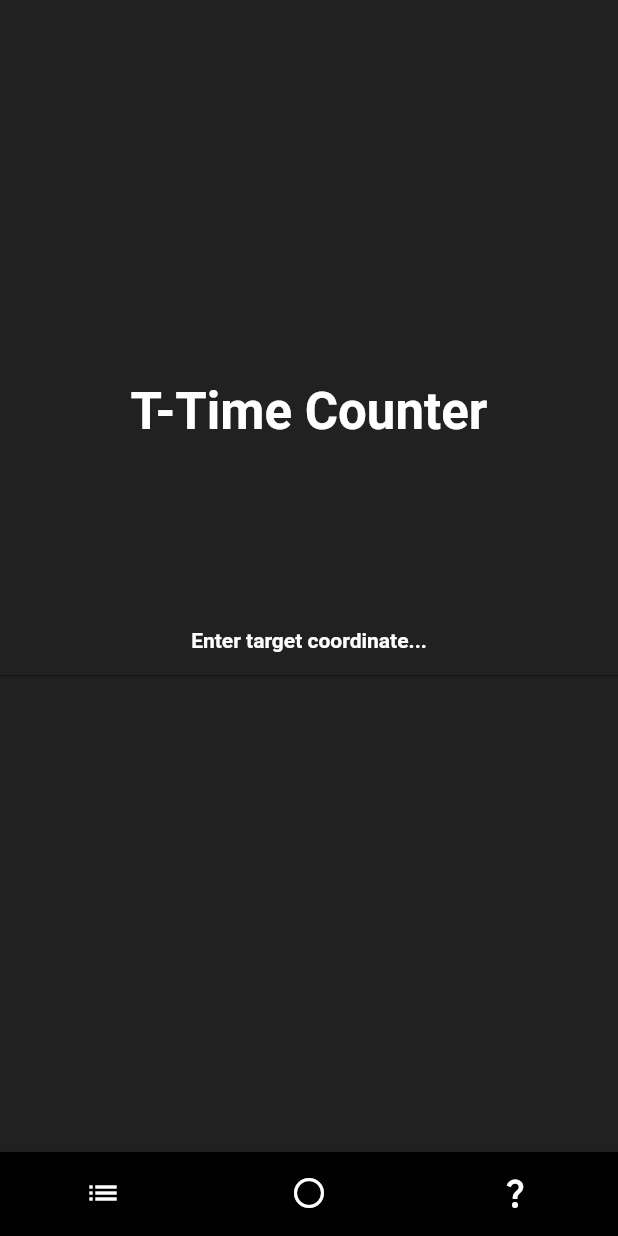
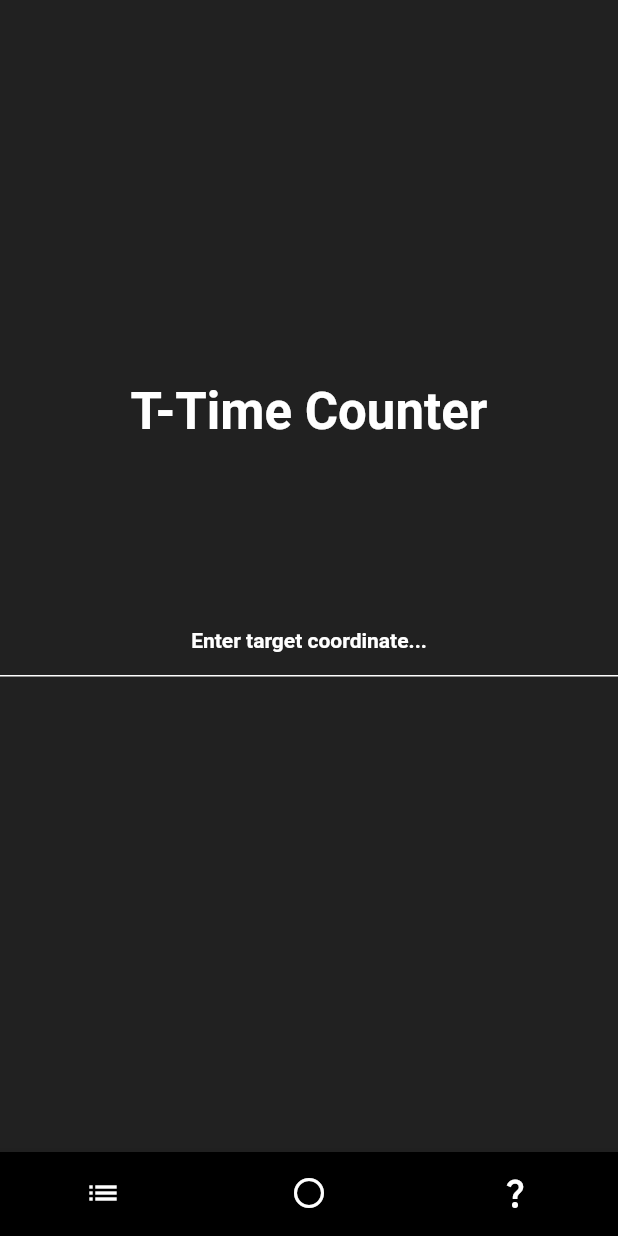
Before and after one commit to 8dgkim/time, a Flutter app: the screen it shows after launch, item 3 of the bottom bar chosen, on a phone screen of 412 x 824 dp. Run offline on Flutter 3.47's test engine with Material 2 defaults, Android fonts, the phone set to English and light mode, and no system bars; Roboto replaces fonts that are missing (Times New Roman).

Commit message:
added defaultStyle

```diff
--- a/lib/main.dart
+++ b/lib/main.dart
@@ -1,6 +1,7 @@
 import 'package:flutter/material.dart';
 import 'dart:async';
 import 'package:intl/intl.dart';
+// import 'package:flutter_secure_storage/flutter_secure_storage.dart';
 
 void main() {
   runApp(const MyApp());
@@ -29,19 +30,11 @@ class Home extends StatefulWidget {
 class HomeState extends State<Home> {
   int _selectedIndex = 1;
 
-  static const TextStyle optionStyle =
-    TextStyle(
-      fontSize: 34,
-      fontWeight: FontWeight.bold,
-      fontFamily: 'Times New Roman',
-      color: Colors.white,
-    );
-
   static final List<Widget> _widgetOptions = <Widget>[
     Container(
       color: Colors.black87,
       alignment: Alignment.center,
-      child: const Text('Priority', style: optionStyle),
+      child: const Text('Priority', style: defaultStyle),
     ),
     Container (
       color: Colors.black,
@@ -51,11 +44,10 @@ class HomeState extends State<Home> {
     Container(
       color: Colors.black87,
       alignment: Alignment.center,
-      // child: const Text('Future', style: optionStyle),
       child: Column(
         mainAxisAlignment: MainAxisAlignment.center,
         children: const <Widget>[
-          Text('T-Time Counter', style: optionStyle,),
+          Text('T-Time Counter', style: defaultStyle),
           SizedBox(height: 100),
           TTime(),
         ],
@@ -72,10 +64,6 @@ class HomeState extends State<Home> {
   @override
   Widget build(BuildContext context) {
     return Scaffold(
-      // appBar: AppBar(
-      //   title: const Text('Everything is possible', style: optionStyle, textAlign: TextAlign.center),
-      //   backgroundColor: Colors.black,
-      // ),
       body: Center(
         child: _widgetOptions.elementAt(_selectedIndex),
       ),
@@ -109,8 +97,6 @@ class HomeState extends State<Home> {
 
 
 
-
-
 /// SpaceTime (Center BarItem index = 1)
 ///
 /// Displays date and time using the user's location.
@@ -126,23 +112,6 @@ class TimeDisplay extends StatefulWidget {
 class _TimeDisplayState extends State<TimeDisplay> {
   late Timer _timer;
   final StreamController<DateTime> _timeController = StreamController<DateTime>();
-
-  static const TextStyle optionStyle28 =
-    TextStyle(
-      fontSize: 28,
-      color: Colors.white,
-      decoration: TextDecoration.none,
-      fontFamily: 'Times New Roman',
-      fontWeight: FontWeight.bold,
-    );
-  static const TextStyle optionStyle40 =
-    TextStyle(
-      fontSize: 40,
-      color: Colors.white,
-      decoration: TextDecoration.none,
-      fontFamily: 'Times New Roman',
-      fontWeight: FontWeight.bold,
-    );
 
   @override
   void initState() {
@@ -172,12 +141,12 @@ class _TimeDisplayState extends State<TimeDisplay> {
             children: <Widget>[
               Text(
                 DateFormat("yyyy:MM:dd").format(snapshot.data!),
-                style: optionStyle28,
+                style: defaultStyle.copyWith(fontSize: 28),
               ),
               const SizedBox(height: 15),
               Text(
                 "${snapshot.data?.hour.toString().padLeft(2, '0')}:${snapshot.data?.minute.toString().padLeft(2, '0')}:${snapshot.data?.second.toString().padLeft(2, '0')}:${snapshot.data?.millisecond.toString().padLeft(3, '0')}",
-                style: optionStyle40
+                style: defaultStyle.copyWith(fontSize: 40),
               ),
             ],
           ),
@@ -200,63 +169,46 @@ class TTime extends StatefulWidget {
   _TTimeState createState() => _TTimeState();
 }
 
-class _TTimeState extends State<TTime> {
+class _TTimeState extends State<TTime> with AutomaticKeepAliveClientMixin{
+  @override
+  bool get wantKeepAlive => true;
+
   final _targetController = TextEditingController();
-  late DateTime _targetDate = DateTime.now();
-  late Timer _timer;
-
-  static const TextStyle optionStyle =
-    TextStyle(
-      fontSize: 28,
-      fontWeight: FontWeight.bold,
-      fontFamily: 'Times New Roman',
-      color: Colors.white,
-    );
-  static const TextStyle optionStyleTextField =
-    TextStyle(
-      fontSize: 14,
-      color: Colors.white,
-      decoration: TextDecoration.none,
-      fontFamily: 'Times New Roman',
-      fontWeight: FontWeight.bold,
-    );
+  late DateTime targetDate = DateTime.now();
+  late Timer timer;
 
   @override
   void initState() {
     super.initState();
-    _timer = Timer.periodic(const Duration(seconds: 1), (timer) {
+    timer = Timer.periodic(const Duration(seconds: 1), (timer) {
       setState(() {});
     });
   }
 
   @override
   void dispose() {
-    _timer.cancel();
+    timer.cancel();
     super.dispose();
   }
 
   void _updateTargetDate() {
     setState(() {
-      _targetDate = DateTime.parse(_targetController.text);
+      targetDate = DateTime.parse(_targetController.text);
+      // storage.write(key: "targetDate", value: targetDate.toString());
     });
   }
 
   @override
     Widget build(BuildContext context) {
-    var difference = _targetDate.difference(DateTime.now());
-    /// ignore: todo
-    /// Make more display styles: days, weeks, months, years, % of lifetime, etc.
-    // final years = difference.inDays ~/ 365;
-    // final months = difference.inDays ~/ 30;
-    // final days = difference.inDays - (months * 30);
+      super.build(context);
+
+      late var difference = targetDate.difference(DateTime.now());
       final days = difference.inDays;
       final hours = difference.inHours - (difference.inDays * 24);
       final minutes = difference.inMinutes - (difference.inHours * 60);
       final seconds = difference.inSeconds - (difference.inMinutes * 60);
-
-    if (difference.isNegative) {
-      const Text("None", style: optionStyle);
-    }
+      /// ignore: todo
+      /// Make more display styles: days, weeks, months, years, % of lifetime, etc.
 
       return Column(
         mainAxisAlignment: MainAxisAlignment.center,
@@ -264,14 +216,24 @@ class _TTimeState extends State<TTime> {
           TextField(
             controller: _targetController,
             onSubmitted: (_) => _updateTargetDate(),
-          decoration: const InputDecoration(
+            // keyboardType: TextInputType.datetime,
+            decoration: InputDecoration(
               hintText: 'Enter target coordinate...',
-            hintStyle: optionStyleTextField,
+              hintStyle: defaultStyle.copyWith(fontSize: 14),
+              focusedBorder: const UnderlineInputBorder(
+                borderSide: BorderSide(
+                  color: Colors.white
                 ),
-          style: optionStyle,
+              ),
+              enabledBorder: const UnderlineInputBorder(
+                borderSide: BorderSide(
+                  color: Colors.white
+                ),
+              ),
+            ),
+            style: defaultStyle.copyWith(fontSize: 28),
             textAlign: TextAlign.center,
             cursorColor: Colors.white,
-          // focusNode: AlwaysDisabledFocusNode(), // disable focus
           ),
 
           const SizedBox(height: 30),
@@ -279,12 +241,13 @@ class _TTimeState extends State<TTime> {
           Column(
             children: [
               if (difference.isNegative) ... [
-              const Text("", style: optionStyle)
+                Text("", style: defaultStyle.copyWith(fontSize: 28),
+                )
               ] else ... [
                 Text(
                   // "${years.toString().padLeft(4, '0')}:${months.toString().padLeft(2, '0')}:${days.toString().padLeft(2, '0')}::${hours.toString().padLeft(2, '0')}:${minutes.toString().padLeft(2, '0')}:${seconds.toString().padLeft(2, '0')}",
                   "${days.toString().padLeft(2, '0')} :: ${hours.toString().padLeft(2, '0')}:${minutes.toString().padLeft(2, '0')}:${seconds.toString().padLeft(2, '0')}",
-                style: optionStyle,
+                  style: defaultStyle.copyWith(fontSize: 28),
                 ),
               ]
             ],
@@ -294,25 +257,16 @@ class _TTimeState extends State<TTime> {
     }
 }
 
-/// ignore: todo
-/// Figure out how to change the highlight color from current(blue) to new(white).
-// class AlwaysDisabledFocusNode extends FocusNode {
-//   @override
-//   bool get hasFocus => ;
-// }
-
-
-
-
-/// ignore: todo
-/// Organize all the TextStyle & optionStyle that specifies
-/// color theme, font family, font size, font weight.
-/// Most of them share the same settings.
-///
-const TextStyle optionStyle30 =
+/// Default textstyle setting
+/// Use copyWith() method to make specific changes
+/// Remove const to use copyWith()
+const TextStyle defaultStyle =
   TextStyle(
-    fontSize: 30,
+    fontSize: 34,
     fontWeight: FontWeight.bold,
     fontFamily: 'Times New Roman',
     color: Colors.white,
   );
+
+
+// const storage = FlutterSecureStorage();
--- a/pubspec.yaml
+++ b/pubspec.yaml
@@ -31,6 +31,7 @@ dependencies:
   flutter:
     sdk: flutter
   intl: ^0.18.0
+  # flutter_secure_storage: ^3.3.1
 
 
   # The following adds the Cupertino Icons font to your application.
```
Lines whose indentation alone changed are shown as unchanged.
